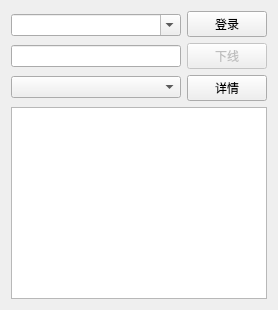
The window that application/mainwidget.ui (zonyitoo/qYaH3C) describes before a commit, drawn with Qt 5.
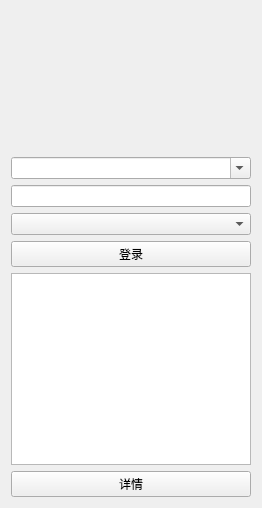
The same window after the commit.

Diff of the .ui file:
```diff
--- a/application/mainwidget.ui
+++ b/application/mainwidget.ui
@@ -6,8 +6,8 @@
    <rect>
     <x>0</x>
     <y>0</y>
-    <width>400</width>
-    <height>300</height>
+    <width>260</width>
+    <height>535</height>
    </rect>
   </property>
   <property name="sizePolicy">
@@ -18,25 +18,51 @@
   </property>
   <property name="minimumSize">
    <size>
-    <width>300</width>
+    <width>260</width>
     <height>0</height>
    </size>
   </property>
   <property name="maximumSize">
    <size>
-    <width>400</width>
-    <height>300</height>
+    <width>260</width>
+    <height>12222</height>
    </size>
   </property>
   <property name="windowTitle">
    <string>qYaH3C</string>
   </property>
   <layout class="QVBoxLayout" name="verticalLayout_2">
+   <property name="spacing">
+    <number>6</number>
+   </property>
    <property name="sizeConstraint">
     <enum>QLayout::SetFixedSize</enum>
    </property>
    <item>
-    <layout class="QHBoxLayout" name="horizontalLayout">
+    <widget class="QLabel" name="headImage">
+     <property name="minimumSize">
+      <size>
+       <width>0</width>
+       <height>140</height>
+      </size>
+     </property>
+     <property name="maximumSize">
+      <size>
+       <width>16777215</width>
+       <height>140</height>
+      </size>
+     </property>
+     <property name="text">
+      <string/>
+     </property>
+     <property name="alignment">
+      <set>Qt::AlignBottom|Qt::AlignHCenter</set>
+     </property>
+     <property name="margin">
+      <number>6</number>
+     </property>
+    </widget>
+   </item>
      <item>
       <layout class="QVBoxLayout" name="verticalLayout">
        <item>
@@ -47,6 +73,12 @@
            <verstretch>0</verstretch>
           </sizepolicy>
          </property>
+       <property name="minimumSize">
+        <size>
+         <width>240</width>
+         <height>0</height>
+        </size>
+       </property>
          <property name="editable">
           <bool>true</bool>
          </property>
@@ -57,6 +89,12 @@
        </item>
        <item>
         <widget class="QLineEdit" name="password">
+       <property name="minimumSize">
+        <size>
+         <width>240</width>
+         <height>0</height>
+        </size>
+       </property>
          <property name="echoMode">
           <enum>QLineEdit::Password</enum>
          </property>
@@ -70,42 +108,62 @@
            <verstretch>0</verstretch>
           </sizepolicy>
          </property>
+       <property name="minimumSize">
+        <size>
+         <width>240</width>
+         <height>0</height>
+        </size>
+       </property>
         </widget>
        </item>
       </layout>
      </item>
      <item>
-      <layout class="QVBoxLayout" name="verticalLayout_3">
-       <item>
-        <widget class="QPushButton" name="loginButton">
+    <widget class="QPushButton" name="logButton">
+     <property name="minimumSize">
+      <size>
+       <width>240</width>
+       <height>0</height>
+      </size>
+     </property>
          <property name="text">
           <string>登录</string>
          </property>
         </widget>
        </item>
        <item>
-        <widget class="QPushButton" name="logoffButton">
-         <property name="enabled">
-          <bool>false</bool>
-         </property>
-         <property name="text">
-          <string>下线</string>
+    <widget class="QTextBrowser" name="status">
+     <property name="minimumSize">
+      <size>
+       <width>240</width>
+       <height>0</height>
+      </size>
+     </property>
+     <property name="maximumSize">
+      <size>
+       <width>240</width>
+       <height>16777215</height>
+      </size>
+     </property>
+     <property name="font">
+      <font>
+       <pointsize>7</pointsize>
+      </font>
          </property>
         </widget>
        </item>
        <item>
         <widget class="QPushButton" name="expandButton">
+     <property name="minimumSize">
+      <size>
+       <width>240</width>
+       <height>0</height>
+      </size>
+     </property>
          <property name="text">
           <string>详情</string>
          </property>
         </widget>
-       </item>
-      </layout>
-     </item>
-    </layout>
-   </item>
-   <item>
-    <widget class="QTextBrowser" name="status"/>
    </item>
   </layout>
  </widget>
```
Lines whose indentation alone changed are shown as unchanged.
